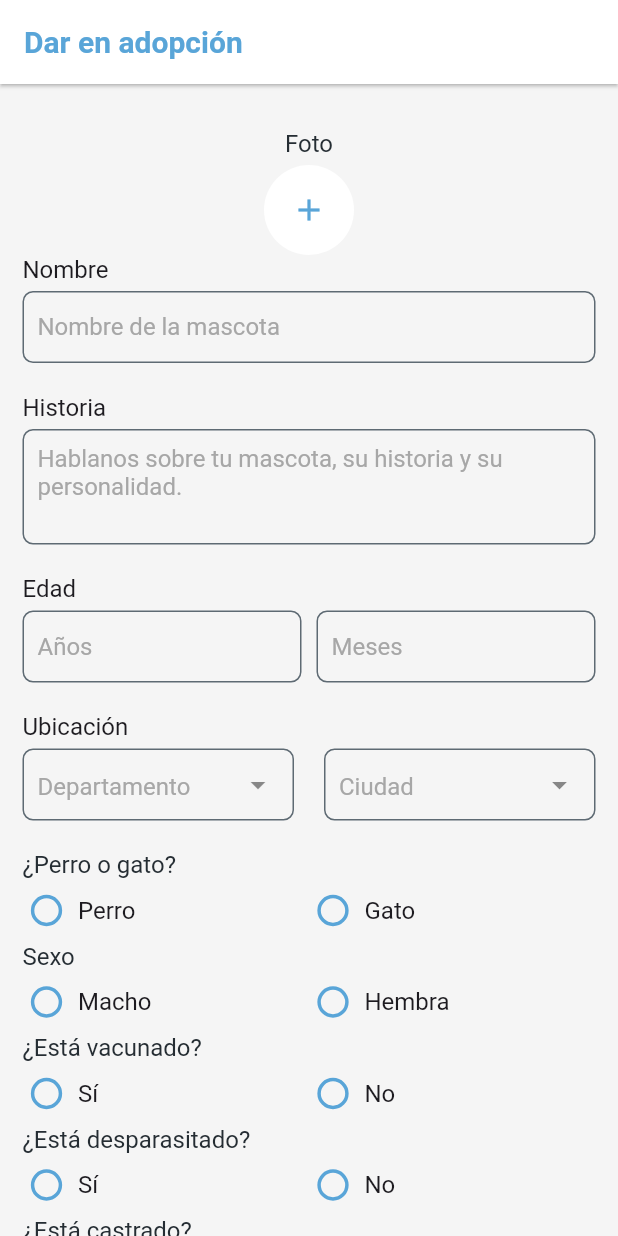
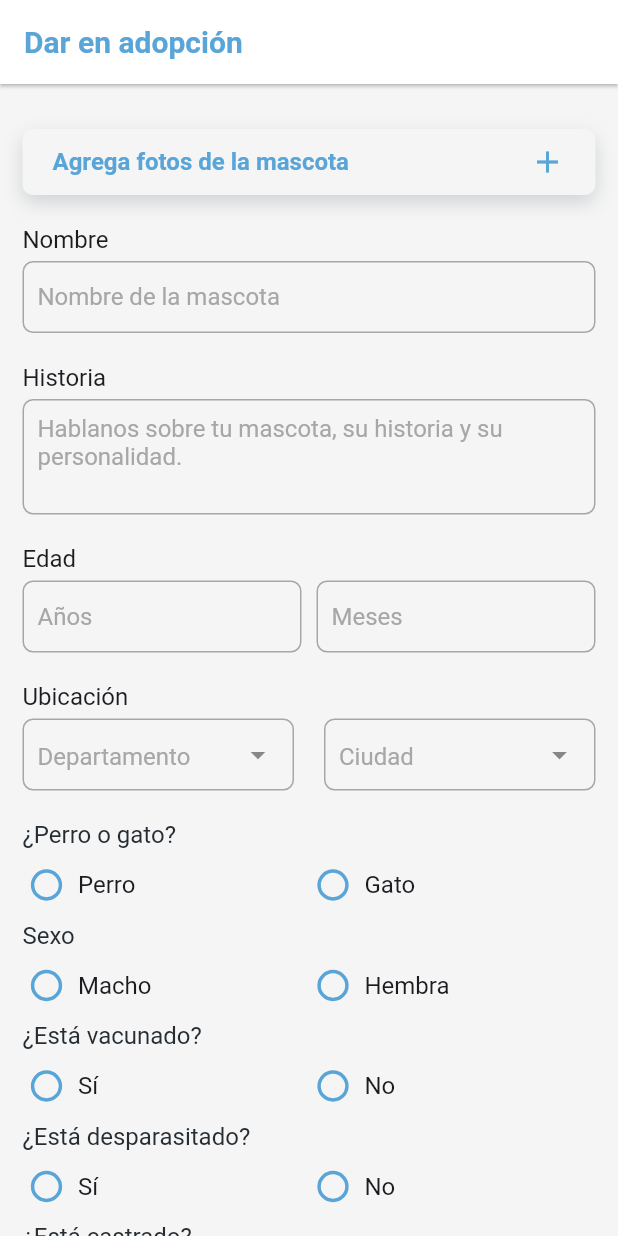
Before and after one commit to Sofia-mont/pet_home_app, a Flutter app: the AdoptPetScreen screen opened by its route, on a phone screen of 412 x 824 dp. Run offline on Flutter 3.47's test engine with Material 3 defaults, Android fonts, the phone set to English and light mode, and no system bars; drawn by our look-alikes of dropdown_search; our stand-ins replace dio, equatable, flutter_custom_clippers, flutter_riverpod, flutter_speed_dial, freezed_annotation and 8 more; accounts and stored records are empty; generated files the repository leaves out were written again; network calls fail.

Commit message:
Pick image

```diff
--- a/lib/core/router/router.dart
+++ b/lib/core/router/router.dart
@@ -17,7 +17,7 @@ import 'package:pet_home/features/adoption/presentation/form_adoption/adoption_c
 import 'package:pet_home/features/adoption/presentation/form_adoption/secondary_data_screen.dart';
 import 'package:pet_home/features/adoption/presentation/form_adoption/success_form_sent_screen.dart';
 import 'package:pet_home/features/home/presentation/home_screen.dart';
-import 'package:pet_home/features/publications/domain/post/publication/publication.dart';
+import 'package:pet_home/features/publications/domain/post/post/post.dart';
 import 'package:pet_home/features/publications/presentation/adopt_pet/adopt_pet_screen.dart';
 import 'package:pet_home/features/publications/presentation/post/post_screen.dart';
 import 'package:pet_home/features/publications/presentation/post/my_posts_screen.dart';
@@ -66,7 +66,7 @@ class CustomRouter {
       path: PostScreen.path,
       name: PostScreen.path,
       builder: (context, state) {
-        Publication publication = state.extra as Publication;
+        Post publication = state.extra as Post;
         return PostScreen(
           isOwner: bool.tryParse(state.queryParameters['isOwner'] ?? 'false') ??
               false,
--- a/lib/features/adoption/presentation/my_postulations/my_postulations_screen.dart
+++ b/lib/features/adoption/presentation/my_postulations/my_postulations_screen.dart
@@ -3,7 +3,6 @@ import 'package:flutter_riverpod/flutter_riverpod.dart';
 import 'package:pet_home/ui/constants/font_constants.dart';
 import 'package:pet_home/ui/constants/palette.dart';
 import 'package:pet_home/ui/scaffold/custom_scaffold.dart';
-import 'package:pet_home/ui/widgets/cards/pet_card.dart';
 
 class MyPostulationsScreen extends ConsumerStatefulWidget {
   const MyPostulationsScreen({super.key});
--- /dev/null
+++ b/lib/features/publications/domain/post/post_request.dart/post_request.dart
@@ -0,0 +1,48 @@
+import 'package:dio/dio.dart';
+import 'package:equatable/equatable.dart';
+
+class PostRequest extends Equatable {
+  const PostRequest({
+    required this.department,
+    required this.city,
+    required this.petName,
+    required this.petHistory,
+    required this.petType,
+    required this.petSex,
+    required this.petAge,
+    required this.petSize,
+    required this.vaccinated,
+    required this.dewormed,
+    required this.neutered,
+    required this.images,
+  });
+
+  final String petName;
+  final String petHistory;
+  final String petAge;
+  final String department;
+  final String city;
+  final String petType;
+  final String petSex;
+  final String petSize;
+  final bool vaccinated;
+  final bool dewormed;
+  final bool neutered;
+  final List<MultipartFile> images;
+
+  @override
+  List<Object?> get props => [
+        department,
+        city,
+        petName,
+        petHistory,
+        petType,
+        petSex,
+        petAge,
+        petSize,
+        vaccinated,
+        dewormed,
+        neutered,
+        images,
+      ];
+}
--- a/lib/features/publications/domain/posts/publications_response/publications_response.dart
+++ b/lib/features/publications/domain/posts/publications_response/publications_response.dart
@@ -1,5 +1,5 @@
 import 'package:freezed_annotation/freezed_annotation.dart';
-import 'package:pet_home/features/publications/domain/post/publication/publication.dart';
+import 'package:pet_home/features/publications/domain/post/post/post.dart';
 
 part 'publications_response.freezed.dart';
 part 'publications_response.g.dart';
@@ -7,7 +7,7 @@ part 'publications_response.g.dart';
 @freezed
 class PublicationsResponse with _$PublicationsResponse {
   factory PublicationsResponse({
-    @JsonKey(name: 'data') required List<Publication> data,
+    @JsonKey(name: 'data') required List<Post> data,
     @JsonKey(name: 'actualPage') required int actualPage,
     @JsonKey(name: 'totalPages') required int totalPages,
     @JsonKey(name: 'last') required bool last,
--- a/lib/features/publications/presentation/adopt_pet/adopt_pet_screen.dart
+++ b/lib/features/publications/presentation/adopt_pet/adopt_pet_screen.dart
@@ -1,12 +1,18 @@
+import 'package:dio/dio.dart';
 import 'package:flutter/material.dart';
 import 'package:flutter_riverpod/flutter_riverpod.dart';
+import 'package:pet_home/core/utils/pick_image.dart';
 import 'package:pet_home/features/location/data/provider/location_provider.dart';
+import 'package:pet_home/features/publications/data/provider/publications_provider.dart';
+import 'package:pet_home/features/publications/domain/post/post_request.dart/post_request.dart';
+import 'package:pet_home/ui/constants/font_constants.dart';
 import 'package:pet_home/ui/constants/palette.dart';
 import 'package:pet_home/ui/scaffold/custom_scaffold.dart';
 import 'package:pet_home/ui/widgets/buttons/checkbox_select.dart';
 import 'package:pet_home/ui/widgets/buttons/large_button.dart';
 import 'package:pet_home/ui/widgets/inputs/dropdown_search_input.dart';
 import 'package:pet_home/ui/widgets/inputs/input_with_title.dart';
+import 'package:pet_home/ui/widgets/modals/custom_modals.dart';
 
 class AdoptPetScreen extends ConsumerStatefulWidget {
   const AdoptPetScreen({this.showBottomBar = true, super.key});
@@ -19,9 +25,22 @@ class AdoptPetScreen extends ConsumerStatefulWidget {
 }
 
 class _AdoptPetFirstScreenState extends ConsumerState<AdoptPetScreen> {
+  final ImageSelector _imageSelector = ImageSelector();
+  final formKey = const Key('formPostKey');
+  dynamic allDepartments;
+  final TextEditingController _nameController = TextEditingController();
+  final TextEditingController _historyController = TextEditingController();
+  final TextEditingController _ageYearsController = TextEditingController();
+  final TextEditingController _ageMonthsController = TextEditingController();
+  List<MultipartFile> selectedImages = [];
   String city = '';
   String department = '';
-  dynamic allDepartments;
+  String petType = '';
+  String petSex = '';
+  String isVaccinated = '';
+  String isDewormed = '';
+  String isNeutered = '';
+  String petSize = '';
 
   @override
   initState() {
@@ -32,60 +51,89 @@ class _AdoptPetFirstScreenState extends ConsumerState<AdoptPetScreen> {
 
   @override
   Widget build(BuildContext context) {
-    String petType = '';
-    String petSex = '';
-    String isVaccinated = '';
-    String isDewormed = '';
-    String isNeutered = '';
-    String petSize = '';
     var ciudades = department == ''
         ? Future.value([])
         : ref.read(locationNotifierProvider.notifier).getCiudades(department);
     return CustomScaffold(
       appbarTitle: 'Dar en adopción',
       body: Form(
+        key: formKey,
+        autovalidateMode: AutovalidateMode.always,
         child: Column(
           crossAxisAlignment: CrossAxisAlignment.start,
           children: [
             const SizedBox(height: 10),
-            const Center(
-              child: Column(
-                children: [
-                  Text('Foto'),
-                  SizedBox(
-                    height: 5,
-                  ),
-                  CircleAvatar(
-                    maxRadius: 30,
-                    backgroundColor: Palette.textLighter,
-                    child: Icon(
-                      Icons.add,
+            InkWell(
+              onTap: () async {
+                final tempFile = await _imageSelector.selectImagesFromGallery();
+                setState(() {
+                  selectedImages = tempFile;
+                });
+              },
+              child: Container(
+                padding:
+                    const EdgeInsets.symmetric(vertical: 10, horizontal: 20),
+                decoration: BoxDecoration(
+                  color: const Color(0xFFF5F5F5),
+                  borderRadius: BorderRadius.circular(7),
+                  boxShadow: [
+                    BoxShadow(
+                      color: Palette.textMedium.withOpacity(0.25),
+                      offset: const Offset(0, 5),
+                      blurRadius: 10,
+                      spreadRadius: 0,
+                    ),
+                  ],
+                ),
+                child: Row(
+                  mainAxisAlignment: MainAxisAlignment.spaceBetween,
+                  children: [
+                    Text(
+                      selectedImages.isEmpty
+                          ? 'Agrega fotos de la mascota'
+                          : '${selectedImages.length} fotos seleccionadas',
+                      style:
+                          FontConstants.body1.copyWith(color: Palette.primary),
+                    ),
+                    Icon(
+                      selectedImages.isEmpty ? Icons.add : Icons.edit,
                       color: Palette.primary,
                     ),
-                  ),
-                ],
+                  ],
+                ),
               ),
             ),
-            const InputWithTitle(
+            const SizedBox(height: 20),
+            InputWithTitle(
               title: 'Nombre',
               hintText: 'Nombre de la mascota',
+              controller: _nameController,
             ),
-            const InputWithTitle(
+            InputWithTitle(
               title: 'Historia',
               hintText:
                   'Hablanos sobre tu mascota, su historia y su personalidad.',
               isMultiline: true,
+              controller: _historyController,
             ),
-            const Row(
+            Row(
               children: [
                 Flexible(
-                  child: InputWithTitle(title: 'Edad', hintText: 'Años'),
+                  child: InputWithTitle(
+                    title: 'Edad',
+                    hintText: 'Años',
+                    inputType: TextInputType.number,
+                    controller: _ageYearsController,
+                  ),
                 ),
-                SizedBox(
-                  width: 10,
-                ),
+                const SizedBox(width: 10),
                 Flexible(
-                  child: InputWithTitle(title: '', hintText: 'Meses'),
+                  child: InputWithTitle(
+                    title: '',
+                    hintText: 'Meses',
+                    inputType: TextInputType.number,
+                    controller: _ageMonthsController,
+                  ),
                 ),
               ],
             ),
@@ -184,10 +232,63 @@ class _AdoptPetFirstScreenState extends ConsumerState<AdoptPetScreen> {
               },
             ),
             const SizedBox(height: 20),
-            LargeButton(text: 'Publicar', onPressed: () {}),
+            LargeButton(text: 'Publicar', onPressed: _submitHandler),
           ],
         ),
       ),
     );
   }
+
+  bool _validateForm() {
+    return city != '' &&
+        department != '' &&
+        petType != '' &&
+        petSex != '' &&
+        petSize != '' &&
+        isDewormed != '' &&
+        isNeutered != '' &&
+        isVaccinated != '' &&
+        _nameController.text.isNotEmpty &&
+        _historyController.text.isNotEmpty &&
+        (_ageYearsController.text != '' || _ageMonthsController.text != '') &&
+        selectedImages.isNotEmpty;
+  }
+
+  void _submitHandler() {
+    final isValid = _validateForm();
+    if (isValid) {
+      final request = PostRequest(
+        department: department,
+        city: city,
+        petName: _nameController.text,
+        petHistory: _historyController.text,
+        petType: petType,
+        petSex: petSex,
+        petAge: getPetAge(_ageMonthsController.text, _ageYearsController.text),
+        petSize: petSize,
+        vaccinated: isVaccinated == 'Sí' ? true : false,
+        dewormed: isDewormed == 'Sí' ? true : false,
+        neutered: isNeutered == 'Sí' ? true : false,
+        images: selectedImages,
+      );
+      ref.read(postPetProvider(context: context, request: request));
+    } else {
+      ref.read(customModalsProvider).showInfoDialog(
+            buildContext: context,
+            title: 'Información incompleta',
+            content: 'Por favor, ingresa toda la información',
+            buttonText: 'Aceptar',
+          );
+    }
+  }
+
+  String getPetAge(String months, String years) {
+    String yearsString = years == '' ? '' : '$years años';
+    String monthsString = months == '' ? '' : '$months meses';
+    String connection = (yearsString == '' && monthsString != '') ||
+            (yearsString != '' && monthsString == '')
+        ? ''
+        : ' y ';
+    return '$yearsString$connection$monthsString';
+  }
 }
--- a/lib/features/publications/presentation/post/post_screen.dart
+++ b/lib/features/publications/presentation/post/post_screen.dart
@@ -6,7 +6,7 @@ import 'package:intl/date_symbol_data_local.dart';
 import 'package:intl/intl.dart';
 import 'package:pet_home/core/router/router.dart';
 import 'package:pet_home/features/adoption/presentation/form_adoption/personal_data_screen.dart';
-import 'package:pet_home/features/publications/domain/post/publication/publication.dart';
+import 'package:pet_home/features/publications/domain/post/post/post.dart';
 import 'package:pet_home/features/publications/presentation/post/widgets/own_post_dial.dart';
 import 'package:pet_home/ui/constants/font_constants.dart';
 import 'package:pet_home/ui/constants/palette.dart';
@@ -28,7 +28,7 @@ class PostScreen extends ConsumerStatefulWidget {
   static const path = '/publication';
 
   final bool isOwner;
-  final Publication publication;
+  final Post publication;
 }
 
 class _PublicationScreenState extends ConsumerState<PostScreen>
--- a/lib/features/publications/presentation/post/widgets/tab_adopted_view.dart
+++ b/lib/features/publications/presentation/post/widgets/tab_adopted_view.dart
@@ -2,7 +2,6 @@ import 'package:flutter/material.dart';
 import 'package:flutter_riverpod/flutter_riverpod.dart';
 import 'package:pet_home/ui/constants/font_constants.dart';
 import 'package:pet_home/ui/constants/palette.dart';
-import 'package:pet_home/ui/widgets/cards/pet_card.dart';
 
 class TabAdoptedView extends ConsumerStatefulWidget {
   const TabAdoptedView({super.key});
--- a/lib/features/publications/presentation/post/widgets/tab_pendig_view.dart
+++ b/lib/features/publications/presentation/post/widgets/tab_pendig_view.dart
@@ -2,7 +2,6 @@ import 'package:flutter/material.dart';
 import 'package:flutter_riverpod/flutter_riverpod.dart';
 import 'package:pet_home/ui/constants/font_constants.dart';
 import 'package:pet_home/ui/constants/palette.dart';
-import 'package:pet_home/ui/widgets/cards/pet_card.dart';
 
 class TabPendingView extends ConsumerStatefulWidget {
   const TabPendingView({super.key});
--- a/lib/ui/constants/app_theme.dart
+++ b/lib/ui/constants/app_theme.dart
@@ -89,7 +89,7 @@ class AppTheme {
         hoverColor: Palette.primary,
         contentPadding: const EdgeInsets.all(10),
         enabledBorder: const OutlineInputBorder(
-          borderSide: BorderSide(color: Palette.textMedium),
+          borderSide: BorderSide(color: Palette.textLight),
           borderRadius: BorderRadius.all(Radius.circular(7)),
         ),
         labelStyle: FontConstants.body2.copyWith(color: Palette.textMedium),
--- a/lib/ui/widgets/cards/pet_card.dart
+++ b/lib/ui/widgets/cards/pet_card.dart
@@ -1,7 +1,7 @@
 import 'package:flutter/material.dart';
 import 'package:flutter_riverpod/flutter_riverpod.dart';
 import 'package:pet_home/core/router/router.dart';
-import 'package:pet_home/features/publications/domain/post/publication/publication.dart';
+import 'package:pet_home/features/publications/domain/post/post/post.dart';
 import 'package:pet_home/features/publications/presentation/post/post_screen.dart';
 import 'package:pet_home/ui/constants/font_constants.dart';
 import 'package:pet_home/ui/constants/palette.dart';
@@ -13,7 +13,7 @@ class PetCard extends ConsumerWidget {
     super.key,
   });
 
-  final Publication publicationInfo;
+  final Post publicationInfo;
 
   @override
   Widget build(BuildContext context, WidgetRef ref) {
--- a/lib/ui/widgets/inputs/dropdown_search_input.dart
+++ b/lib/ui/widgets/inputs/dropdown_search_input.dart
@@ -65,7 +65,7 @@ class _DropdownSearchInputState extends State<DropdownSearchInput> {
                 key: widget.key,
                 onChanged: widget.onChange,
                 onSaved: (newValue) {},
-                autoValidateMode: AutovalidateMode.always,
+                autoValidateMode: AutovalidateMode.onUserInteraction,
                 validator: (value) =>
                     TextValidators.textMandatory(value.toString()),
                 items: widget.items,
@@ -125,6 +125,10 @@ class _DropdownSearchInputState extends State<DropdownSearchInput> {
                     hintText: widget.hintText,
                     hintStyle:
                         FontConstants.body2.copyWith(color: Palette.textLight),
+                    errorBorder: const OutlineInputBorder(
+                      borderRadius: BorderRadius.all(Radius.circular(7)),
+                      borderSide: BorderSide(color: Palette.errorMedium),
+                    ),
                   ),
                 ),
               ),
--- a/lib/ui/widgets/modals/custom_modals.dart
+++ b/lib/ui/widgets/modals/custom_modals.dart
@@ -129,7 +129,7 @@ class CustomModalsImpl implements CustomModals {
         ),
         actions: [
           TextButton(
-            onPressed: buttonAction,
+            onPressed: buttonAction ?? () => Navigator.pop(buildContext),
             child: Text(
               buttonText,
               style: FontConstants.body2.copyWith(
--- a/pubspec.yaml
+++ b/pubspec.yaml
@@ -29,6 +29,7 @@ dependencies:
   jwt_decoder: ^2.0.1
   flutter_speed_dial: ^7.0.0
   intl: ^0.19.0
+  image_picker: ^1.1.1
 
 dev_dependencies:
   flutter_test:
```
Also changed, not shown: lib/core/utils/pick_image.dart (added, +28 -0 lines), lib/features/publications/data/provider/publications_provider.dart (+34 -0 lines), lib/features/publications/data/repository/publications_repository.dart (+20 -0 lines), lib/features/publications/domain/post/post/post.dart (renamed from lib/features/publications/domain/post/publication/publication.dart, +6 -8 lines), lib/ui/widgets/buttons/checkbox_select.dart (+1 -6 lines), lib/features/publications/data/provider/publications_provider.g.dart, lib/features/publications/domain/post/post/post.freezed.dart, lib/features/publications/domain/post/post/post.g.dart, lib/features/publications/domain/posts/publications_response/publications_response.freezed.dart, lib/features/publications/domain/posts/publications_response/publications_response.g.dart, pubspec.lock, 5 other files.
